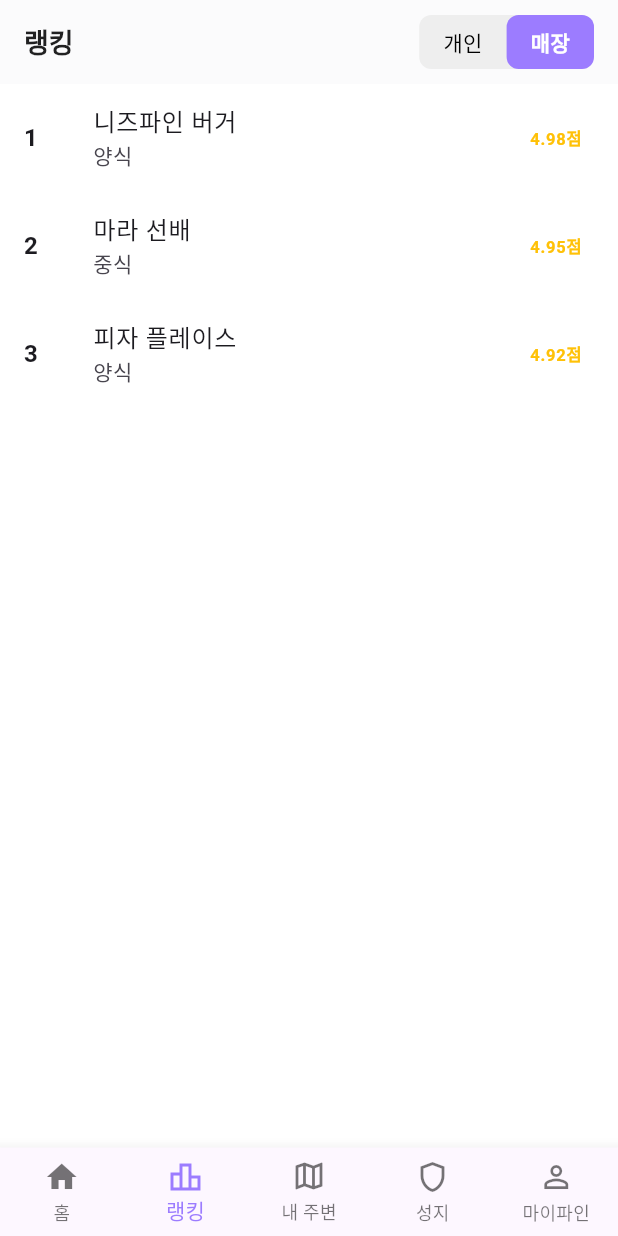
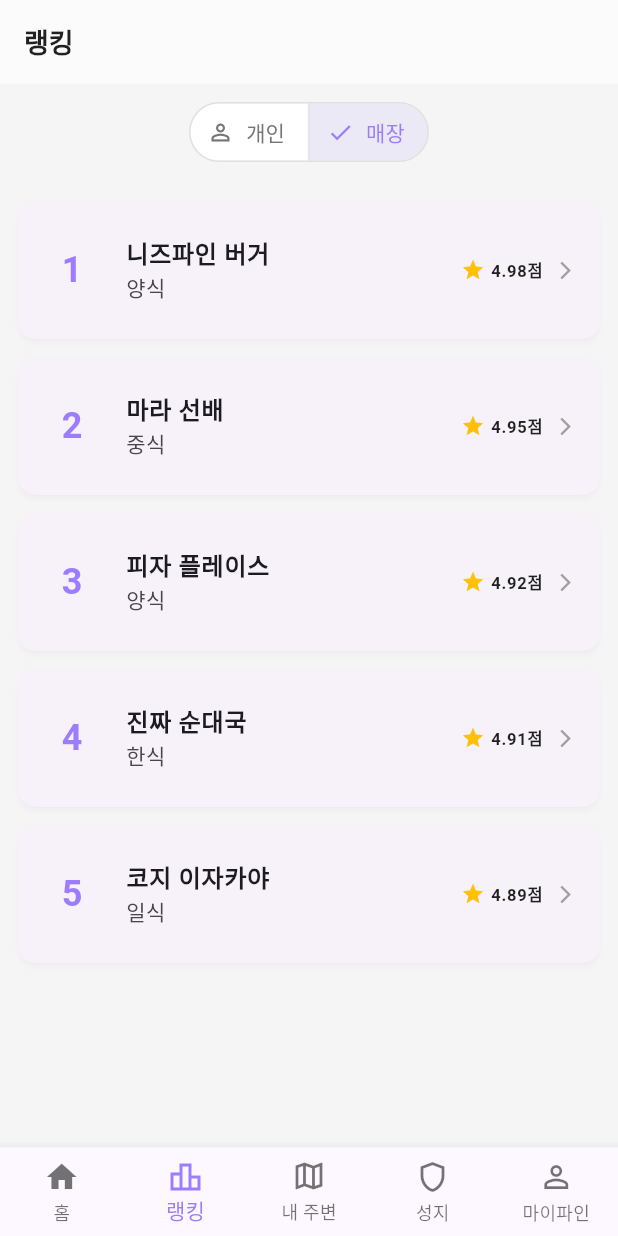
Before and after one commit to DongBaBaDa/needsfine_app, a Flutter app: the screen it shows after launch, item 2 of the bottom bar chosen, after a tap on "매장", on a phone screen of 412 x 824 dp. Run offline on Flutter 3.47's test engine with Material 3 defaults, Android fonts, the light colour scheme and no system bars; our stand-ins replace geolocator, google_maps_flutter, permission_handler, scrollable_positioned_list, shared_preferences; missing offline and left inert: carousel_slider_plus; accounts and stored records are empty; Roboto replaces fonts that are missing (NotoSansKR).

```diff
--- a/lib/screens/ranking_screen.dart
+++ b/lib/screens/ranking_screen.dart
@@ -1,4 +1,5 @@
 import 'package:flutter/material.dart';
+import 'package:needsfine_app/core/needsfine_theme.dart';
 
 class RankingScreen extends StatefulWidget {
   const RankingScreen({super.key});
@@ -14,122 +15,143 @@ class _RankingScreenState extends State<RankingScreen> {
 
   // --- Dummy Data ---
   final List<Map<String, dynamic>> userRankings = const [
-    {'rank': 1, 'nickname': '리뷰의 신', 'score': 9850, 'icon': 'assets/images/painy.png'},
-    {'rank': 2, 'nickname': '맛잘알', 'score': 9700, 'icon': 'assets/images/painy2.png'},
-    // ... (rest of the user rankings)
+    {'rank': 1, 'nickname': '리뷰의 신', 'score': 9850},
+    {'rank': 2, 'nickname': '맛잘알', 'score': 9700},
+    {'rank': 3, 'nickname': '미식가', 'score': 9540},
+    {'rank': 4, 'nickname': '탐험가', 'score': 9210},
+    {'rank': 5, 'nickname': '프로맛집러', 'score': 8900},
   ];
 
   final List<Map<String, dynamic>> storeRankings = const [
     {'rank': 1, 'name': '니즈파인 버거', 'category': '양식', 'score': 4.98},
     {'rank': 2, 'name': '마라 선배', 'category': '중식', 'score': 4.95},
     {'rank': 3, 'name': '피자 플레이스', 'category': '양식', 'score': 4.92},
-    // ... (add more store rankings if needed)
+    {'rank': 4, 'name': '진짜 순대국', 'category': '한식', 'score': 4.91},
+    {'rank': 5, 'name': '코지 이자카야', 'category': '일식', 'score': 4.89},
   ];
 
   @override
   Widget build(BuildContext context) {
-    final theme = Theme.of(context);
     final rankings = _selectedRanking == RankingType.personal ? userRankings : storeRankings;
 
     return Scaffold(
+      backgroundColor: Colors.grey[100], // A slightly off-white background to make cards pop
       appBar: AppBar(
         title: const Text('랭킹'),
-        actions: [
-          _buildRankingToggle(theme),
-          const SizedBox(width: 16),
+      ),
+      body: Column(
+        children: [
+          // Modern SegmentedButton for toggling
+          Padding(
+            padding: const EdgeInsets.symmetric(vertical: 8.0, horizontal: 16.0),
+            child: SegmentedButton<RankingType>(
+              segments: const <ButtonSegment<RankingType>>[
+                ButtonSegment<RankingType>(
+                    value: RankingType.personal,
+                    label: Text('개인'),
+                    icon: Icon(Icons.person_outline)),
+                ButtonSegment<RankingType>(
+                    value: RankingType.store,
+                    label: Text('매장'),
+                    icon: Icon(Icons.storefront_outlined)),
               ],
+              selected: {_selectedRanking},
+              onSelectionChanged: (Set<RankingType> newSelection) {
+                setState(() {
+                  _selectedRanking = newSelection.first;
+                });
+              },
+              style: SegmentedButton.styleFrom(
+                backgroundColor: Colors.white,
+                foregroundColor: Colors.grey[600],
+                selectedBackgroundColor: kNeedsFinePurple.withOpacity(0.1),
+                selectedForegroundColor: kNeedsFinePurple,
+                side: BorderSide(color: Colors.grey[300]!),
               ),
-      body: ListView.builder(
+            ),
+          ),
+          // List of rankings
+          Expanded(
+            child: ListView.builder(
+              padding: const EdgeInsets.symmetric(horizontal: 12.0, vertical: 8.0),
               itemCount: rankings.length,
               itemBuilder: (context, index) {
                 final item = rankings[index];
                 if (_selectedRanking == RankingType.personal) {
-            return _buildPersonalRankingTile(context, item);
+                  return _buildPersonalRankingCard(context, item);
                 } else {
-            return _buildStoreRankingTile(context, item);
+                  return _buildStoreRankingCard(context, item);
                 }
               },
             ),
-    );
-  }
-
-  Widget _buildRankingToggle(ThemeData theme) {
-    return Container(
-      decoration: BoxDecoration(
-        color: Colors.grey[200],
-        borderRadius: BorderRadius.circular(8),
           ),
-      child: Row(
-        children: [
-          _buildToggleButton(theme, '개인', RankingType.personal),
-          _buildToggleButton(theme, '매장', RankingType.store),
         ],
       ),
     );
   }
 
-  Widget _buildToggleButton(ThemeData theme, String text, RankingType type) {
-    final isSelected = _selectedRanking == type;
-    return GestureDetector(
-      onTap: () {
-        setState(() {
-          _selectedRanking = type;
-        });
-      },
-      child: Container(
-        padding: const EdgeInsets.symmetric(horizontal: 16, vertical: 8),
-        decoration: BoxDecoration(
-          color: isSelected ? theme.primaryColor : Colors.transparent,
-          borderRadius: BorderRadius.circular(8),
-        ),
+  Widget _buildPersonalRankingCard(BuildContext context, Map<String, dynamic> user) {
+    return Card(
+      margin: const EdgeInsets.symmetric(vertical: 6.0),
+      elevation: 1.5,
+      shadowColor: Colors.grey.withOpacity(0.1),
+      shape: RoundedRectangleBorder(borderRadius: BorderRadius.circular(12)),
+      child: ListTile(
+        contentPadding: const EdgeInsets.symmetric(vertical: 10, horizontal: 16),
+        leading: SizedBox(
+          width: 40,
+          child: Center(
             child: Text(
-          text,
-          style: TextStyle(
-            color: isSelected ? Colors.white : Colors.black,
-            fontWeight: isSelected ? FontWeight.bold : FontWeight.normal,
+              '${user["rank"]}',
+              style: Theme.of(context).textTheme.headlineSmall?.copyWith(
+                fontWeight: FontWeight.bold,
+                color: kNeedsFinePurple,
               ),
             ),
+          ),
+        ),
+        title: Text(user['nickname']!, style: const TextStyle(fontWeight: FontWeight.bold, fontSize: 16)),
+        subtitle: Text("${user['score']}점"),
+        trailing: const Icon(Icons.arrow_forward_ios, size: 14, color: Colors.grey),
+        onTap: () => Navigator.pushNamed(context, '/user-mypage'),
       ),
     );
   }
 
-  Widget _buildPersonalRankingTile(BuildContext context, Map<String, dynamic> user) {
-    return ListTile(
-      leading: Row(
+  Widget _buildStoreRankingCard(BuildContext context, Map<String, dynamic> store) {
+    return Card(
+      margin: const EdgeInsets.symmetric(vertical: 6.0),
+      elevation: 1.5,
+      shadowColor: Colors.grey.withOpacity(0.1),
+      shape: RoundedRectangleBorder(borderRadius: BorderRadius.circular(12)),
+      child: ListTile(
+        contentPadding: const EdgeInsets.symmetric(vertical: 10, horizontal: 16),
+        leading: SizedBox(
+          width: 40,
+          child: Center(
+            child: Text(
+              '${store["rank"]}',
+              style: Theme.of(context).textTheme.headlineSmall?.copyWith(
+                fontWeight: FontWeight.bold,
+                color: kNeedsFinePurple,
+              ),
+            ),
+          ),
+        ),
+        title: Text(store['name']!, style: const TextStyle(fontWeight: FontWeight.bold, fontSize: 16)),
+        subtitle: Text(store['category']!),
+        trailing: Row(
           mainAxisSize: MainAxisSize.min,
           children: [
-          SizedBox(
-            width: 30,
-            child: Text(
-              '${user["rank"]}',
-              style: Theme.of(context).textTheme.titleMedium?.copyWith(fontWeight: FontWeight.bold),
-            ),
-          ),
-          const SizedBox(width: 12),
-          CircleAvatar(
-            child: Text(user['nickname']![0]),
-          ),
+            const Icon(Icons.star, color: Colors.amber, size: 16),
+            const SizedBox(width: 4),
+            Text("${store['score']}점", style: const TextStyle(fontWeight: FontWeight.bold, color: Colors.black87)),
+            const SizedBox(width: 8),
+            const Icon(Icons.arrow_forward_ios, size: 14, color: Colors.grey),
           ],
         ),
-      title: Text(user['nickname']!),
-      subtitle: Text("${user['score']}점"),
-      onTap: () {},
-    );
-  }
-
-  Widget _buildStoreRankingTile(BuildContext context, Map<String, dynamic> store) {
-    return ListTile(
-      leading: SizedBox(
-        width: 30,
-        child: Text(
-          '${store["rank"]}',
-          style: Theme.of(context).textTheme.titleMedium?.copyWith(fontWeight: FontWeight.bold),
+        onTap: () => Navigator.pushNamed(context, '/store-mypage'),
       ),
-      ),
-      title: Text(store['name']!),
-      subtitle: Text(store['category']!),
-      trailing: Text("${store['score']}점", style: const TextStyle(fontWeight: FontWeight.bold, color: Colors.amber)),
-      onTap: () {},
     );
   }
 }
```
Lines whose indentation alone changed are shown as unchanged.
